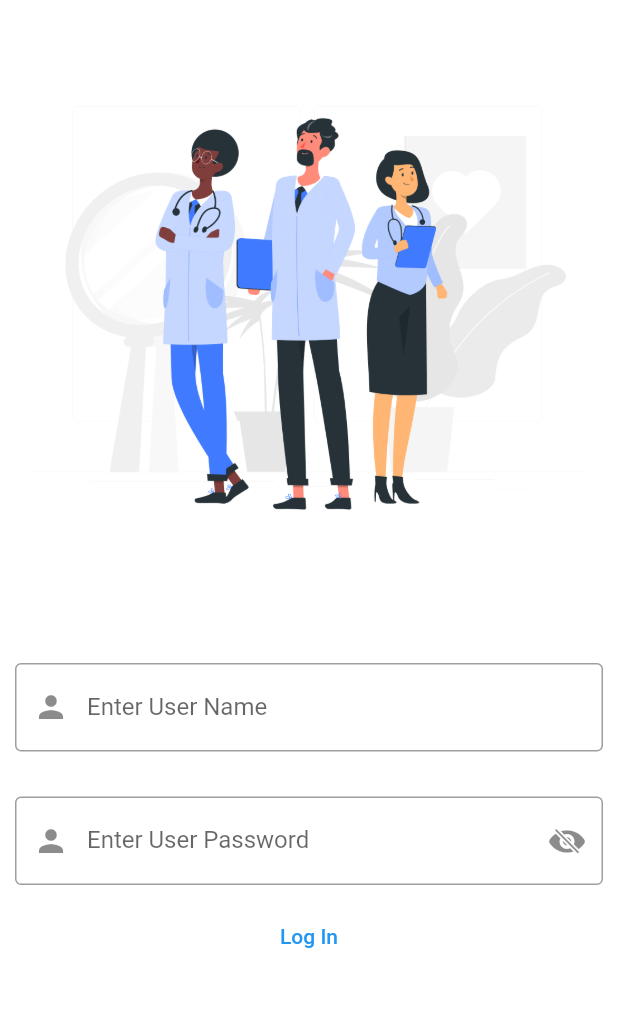
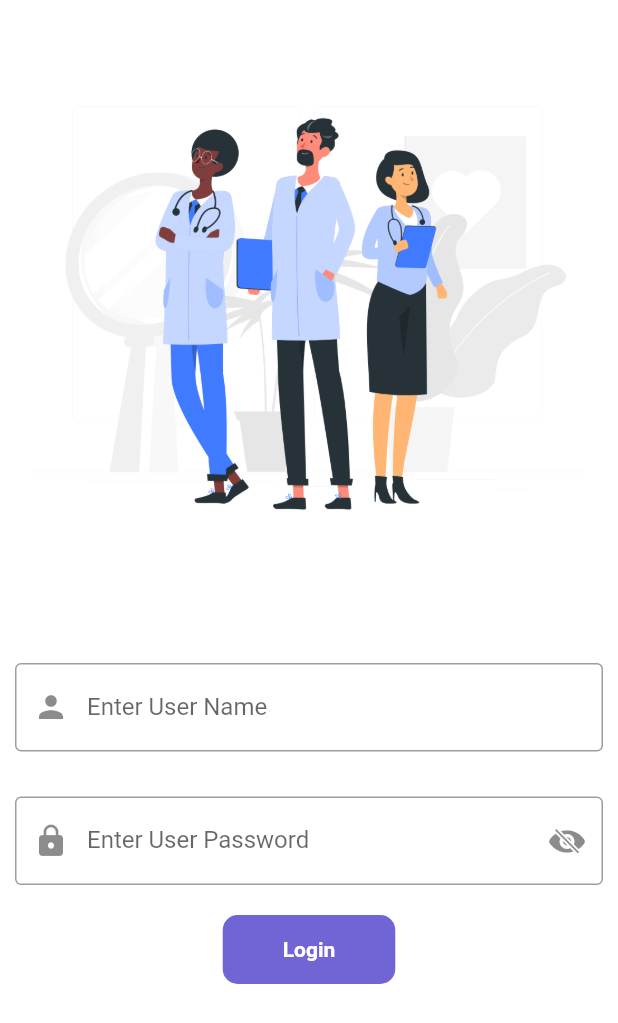
Before and after one commit to Gowsalyanatraj/health_care_app_flutter, a Flutter app: the screen it shows after launch, after a tap on "Login", on a phone screen of 412 x 824 dp. Shown: the top 1023 px of the screen. Run offline on Flutter 3.47's test engine with Material 2 defaults, Android fonts, the phone set to English and light mode, and no system bars.

Commit message:
creating login screen

```diff
--- a/lib/login_screen.dart
+++ b/lib/login_screen.dart
@@ -40,17 +40,47 @@
               child: TextField(
                 obscureText: passToggle ? true : false,
                 decoration: InputDecoration(
-                    border: OutlineInputBorder(),
-                    label: Text("Enter User Password"),
-                    prefixIcon: Icon(Icons.person),
+                    border: const OutlineInputBorder(),
+                    label: const Text("Enter User Password"),
+                    prefixIcon: const Icon(Icons.lock),
                     suffixIcon: InkWell(
-                        onTap: () {},
+                        onTap: () {
+                          if (passToggle == true) {
+                            passToggle == false;
+                          } else {
+                            passToggle == true;
+                          }
+                          setState(() {});
+                        },
                         child: passToggle
-                            ? Icon(CupertinoIcons.eye_slash_fill)
-                            : Icon(CupertinoIcons.eye_fill))),
+                            ? const Icon(CupertinoIcons.eye_slash_fill)
+                            : const Icon(CupertinoIcons.eye_fill))),
               ),
             ),
-            TextButton(onPressed: (){}, child: Text('Log In'))
+            const SizedBox(height: 10),
+            SizedBox(width: double.infinity),
+            Material(
+              color: Color(0xFF7165D6),
+              borderRadius: BorderRadius.circular(10),
+              child: InkWell(
+                onTap: () {
+                  // Navigator.push(
+                  //     context,
+                  //     MaterialPageRoute(
+                  //       builder: (context) => const LoginScreen(),
+                  //     ));
+                },
+                child: Padding(
+                  padding:
+                      const EdgeInsets.symmetric(vertical: 15, horizontal: 40),
+                  child: Text(
+                    'Login',
+                    style: TextStyle(
+                        color: Colors.white, fontWeight: FontWeight.bold),
+                  ),
+                ),
+              ),
+            ),
           ],
         )),
       ),
```
